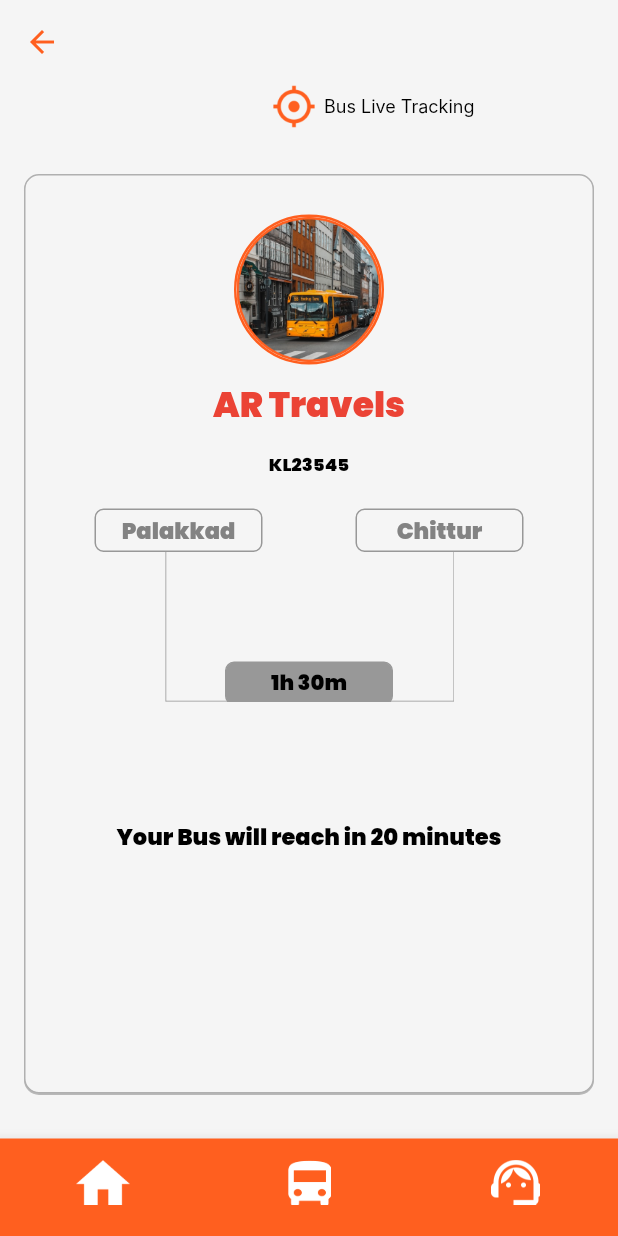
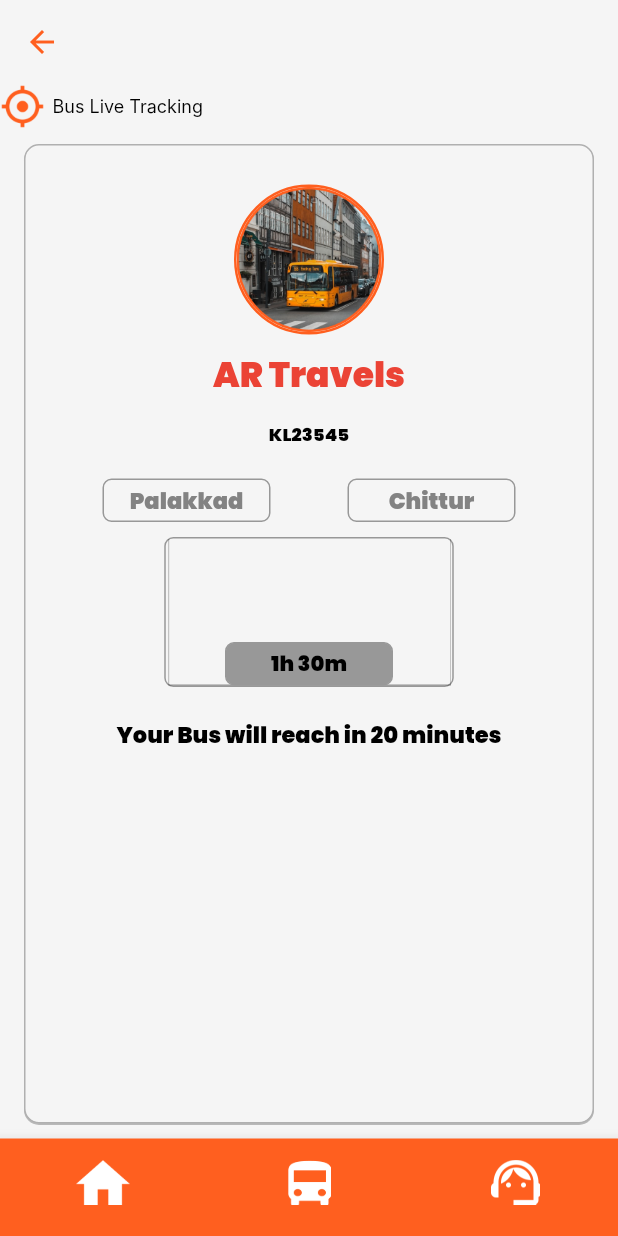
Before and after one commit to AbithaVishnu/Bustracking-User, a Flutter app: the AllDetails screen opened by its route, on a phone screen of 412 x 824 dp. Run offline on Flutter 3.47's test engine with Material 2 defaults, Android fonts, the phone set to English and light mode, and no system bars; our stand-ins replace get, hexcolor; Roboto replaces fonts that are missing (Inter).

Commit message:
all details

```diff
--- a/lib/View/All Details/All detailsa.dart
+++ b/lib/View/All Details/All detailsa.dart
@@ -25,7 +25,7 @@ class AllDetails extends StatelessWidget {
         child: Column(
           children: [
             Padding(
-              padding: const EdgeInsets.only(left: 181.0),
+              padding: const EdgeInsets.only(left: 0.0), // Adjusted padding
               child: Container(
                 color: HexColor("#F5F5F5"),
                 child: Row(
@@ -55,8 +55,7 @@ class AllDetails extends StatelessWidget {
             ),
             Expanded(
               child: Container(
-                height: MediaQuery.of(context).size.height,
-                margin: EdgeInsets.symmetric(horizontal: 16, vertical: 30),
+                margin: EdgeInsets.symmetric(horizontal: 16, vertical: 10), // Adjusted margin
                 decoration: BoxDecoration(
                   color: HexColor("#F5F5F5"),
                   border: Border.all(color: Color(0xFFB0B0B0), width: 1),
@@ -72,11 +71,8 @@ class AllDetails extends StatelessWidget {
                 child: Column(
                   mainAxisAlignment: MainAxisAlignment.start,
                   children: [
-                    Align(
-                      alignment: Alignment.topCenter,
-                      child: Padding(
-                        padding: const EdgeInsets.only(top: 26.0),
-                        child: Container(
+                    SizedBox(height: 26),
+                    Container(
                       width: 100,
                       height: 100,
                       decoration: BoxDecoration(
@@ -89,8 +85,6 @@ class AllDetails extends StatelessWidget {
                       child: Image.asset(
                         'Assets/Images/Ellipse 11 (3).png',
                         fit: BoxFit.fill,
-                          ),
-                        ),
                       ),
                     ),
                     SizedBox(height: 10),
@@ -146,7 +140,6 @@ class AllDetails extends StatelessWidget {
                               ),
                             ),
                             Container(
-                              margin: EdgeInsets.only(left: 16),
                               width: 112,
                               height: 29,
                               decoration: BoxDecoration(
@@ -172,16 +165,27 @@ class AllDetails extends StatelessWidget {
                             ),
                           ],
                         ),
-                        Stack(
+                        SizedBox(height: 10), // Adjusted spacing
+                        Container(
+                          width: 193,
+                          height: 100,
+                          decoration: BoxDecoration(
+                            color: HexColor("#F5F5F5"),
+                            borderRadius: BorderRadius.circular(6),
+                            border: Border.all(
+                              color: Color(0xFF989898),
+                              width: 1,
+                            ),
+                          ),
+                          child: Stack(
                             alignment: Alignment.center,
                             children: [
                               Image.asset(
                                 "Assets/Images/Rectangle 1@2x.png",
-                              width: 193,
-                              height: 100,
+                                fit: BoxFit.fill,
                               ),
                               Positioned(
-                              bottom: -2,
+                                bottom: 0,
                                 child: Container(
                                   width: 112,
                                   height: 29,
@@ -205,10 +209,11 @@ class AllDetails extends StatelessWidget {
                               ),
                             ],
                           ),
+                        ),
                       ],
                     ),
                     SizedBox(
-                      height: 78,
+                      height: 20,
                     ),
                     Row(
                       mainAxisAlignment: MainAxisAlignment.center,
```
Lines whose indentation alone changed are shown as unchanged.
